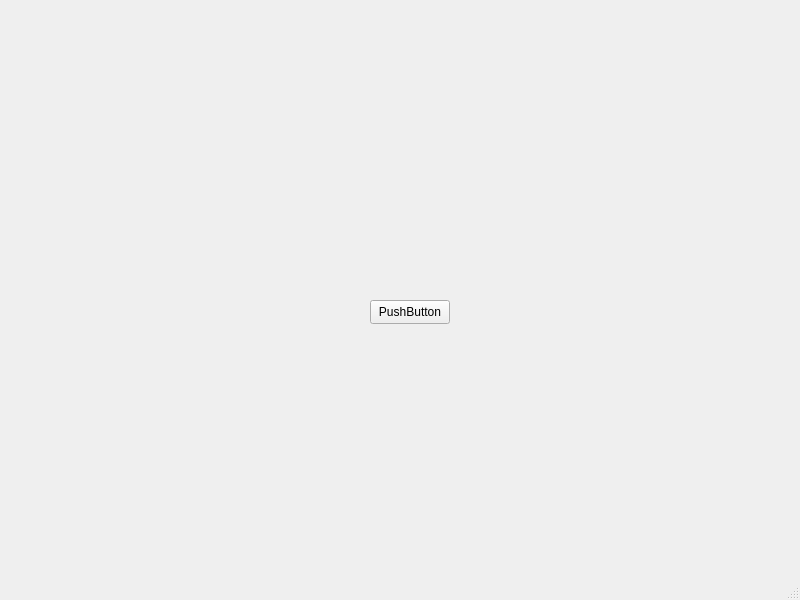
Old version of the form src/mainwindow.ui in the repository FEFUteam/File_Manager.
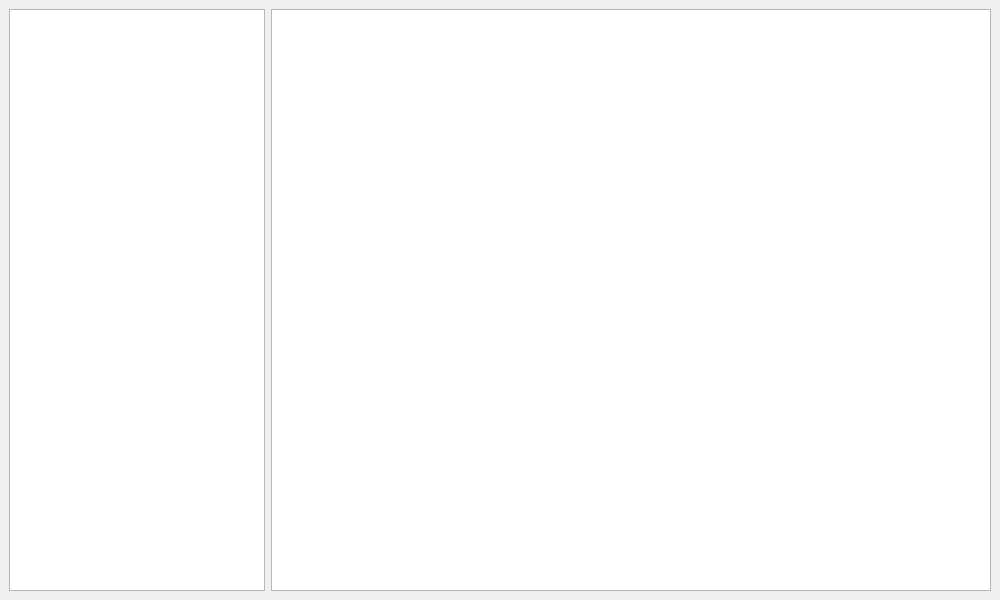
New version of the form.

Commit message: Added directory class and mutual dependency

The edit to the form file:
```diff
--- a/src/mainwindow.ui
+++ b/src/mainwindow.ui
@@ -6,7 +6,7 @@
    <rect>
     <x>0</x>
     <y>0</y>
-    <width>800</width>
+    <width>1000</width>
     <height>600</height>
    </rect>
   </property>
@@ -14,31 +14,21 @@
    <string>MainWindow</string>
   </property>
   <widget class="QWidget" name="centralwidget">
-   <widget class="QPushButton" name="pushButton">
-    <property name="geometry">
-     <rect>
-      <x>370</x>
-      <y>300</y>
-      <width>80</width>
-      <height>24</height>
-     </rect>
-    </property>
-    <property name="text">
-     <string>PushButton</string>
-    </property>
-   </widget>
-  </widget>
-  <widget class="QMenuBar" name="menubar">
-   <property name="geometry">
-    <rect>
-     <x>0</x>
-     <y>0</y>
-     <width>800</width>
-     <height>21</height>
-    </rect>
+   <property name="sizeIncrement">
+    <size>
+     <width>0</width>
+     <height>0</height>
+    </size>
    </property>
+   <layout class="QFormLayout" name="formLayout">
+    <item row="0" column="0">
+     <widget class="QTreeView" name="DirTreeView"/>
+    </item>
+    <item row="0" column="1">
+     <widget class="QListView" name="DirListView"/>
+    </item>
+   </layout>
   </widget>
-  <widget class="QStatusBar" name="statusbar"/>
  </widget>
  <resources/>
  <connections/>
```
Left out of the diff: 3 changed lines with no effect on the pictures. The commit also changes 7 other files.
